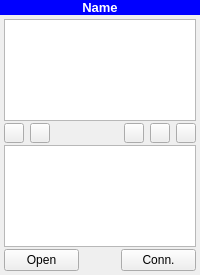
Above: spinetoolbox/ui/subwindow_data_connection.ui from spine-tools/Spine-Toolbox before the change. Below: the same form after it.
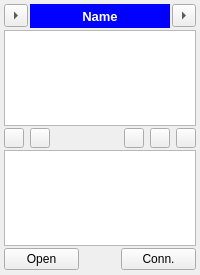
That is the form after the change. Icons and pictures are not drawn.

Commit message: Initial support for viewing connections as links (part 2)

Diff of the .ui file:
```diff
--- a/spinetoolbox/ui/subwindow_data_connection.ui
+++ b/spinetoolbox/ui/subwindow_data_connection.ui
@@ -65,6 +65,38 @@
     <number>0</number>
    </property>
    <item>
+    <layout class="QVBoxLayout" name="verticalLayout">
+     <property name="spacing">
+      <number>2</number>
+     </property>
+     <property name="leftMargin">
+      <number>4</number>
+     </property>
+     <property name="topMargin">
+      <number>4</number>
+     </property>
+     <property name="rightMargin">
+      <number>4</number>
+     </property>
+     <property name="bottomMargin">
+      <number>4</number>
+     </property>
+     <item>
+      <layout class="QHBoxLayout" name="horizontalLayout_top">
+       <item>
+        <widget class="QToolButton" name="toolButton_inputslot">
+         <property name="toolTip">
+          <string>Input slot. Draw connections from/to here.</string>
+         </property>
+         <property name="text">
+          <string>...</string>
+         </property>
+         <property name="arrowType">
+          <enum>Qt::RightArrow</enum>
+         </property>
+        </widget>
+       </item>
+       <item>
     <widget class="QLabel" name="label_name">
      <property name="sizePolicy">
       <sizepolicy hsizetype="Preferred" vsizetype="Fixed">
@@ -72,6 +104,12 @@
        <verstretch>0</verstretch>
       </sizepolicy>
      </property>
+         <property name="minimumSize">
+          <size>
+           <width>0</width>
+           <height>24</height>
+          </size>
+         </property>
      <property name="font">
       <font>
        <pointsize>10</pointsize>
@@ -95,22 +133,20 @@
     </widget>
    </item>
    <item>
-    <layout class="QVBoxLayout" name="verticalLayout">
-     <property name="spacing">
-      <number>2</number>
-     </property>
-     <property name="leftMargin">
-      <number>4</number>
-     </property>
-     <property name="topMargin">
-      <number>4</number>
-     </property>
-     <property name="rightMargin">
-      <number>4</number>
-     </property>
-     <property name="bottomMargin">
-      <number>4</number>
-     </property>
+        <widget class="QToolButton" name="toolButton_outputslot">
+         <property name="toolTip">
+          <string>Output slot. Draw connections from/to here.</string>
+         </property>
+         <property name="text">
+          <string>...</string>
+         </property>
+         <property name="arrowType">
+          <enum>Qt::RightArrow</enum>
+         </property>
+        </widget>
+       </item>
+      </layout>
+     </item>
      <item>
       <widget class="QTreeView" name="treeView_references">
        <property name="sizePolicy">
```
Left out of the diff: 5 changed lines with no effect on the pictures. Lines whose indentation alone changed are shown as unchanged. The commit also changes 18 other files.
